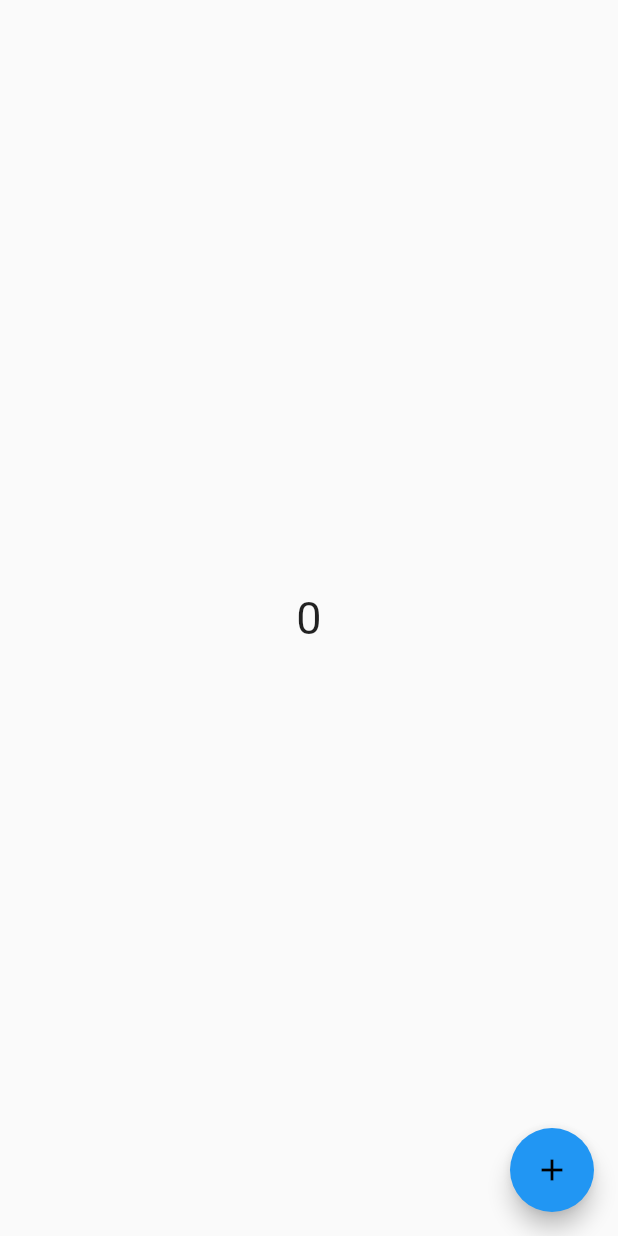
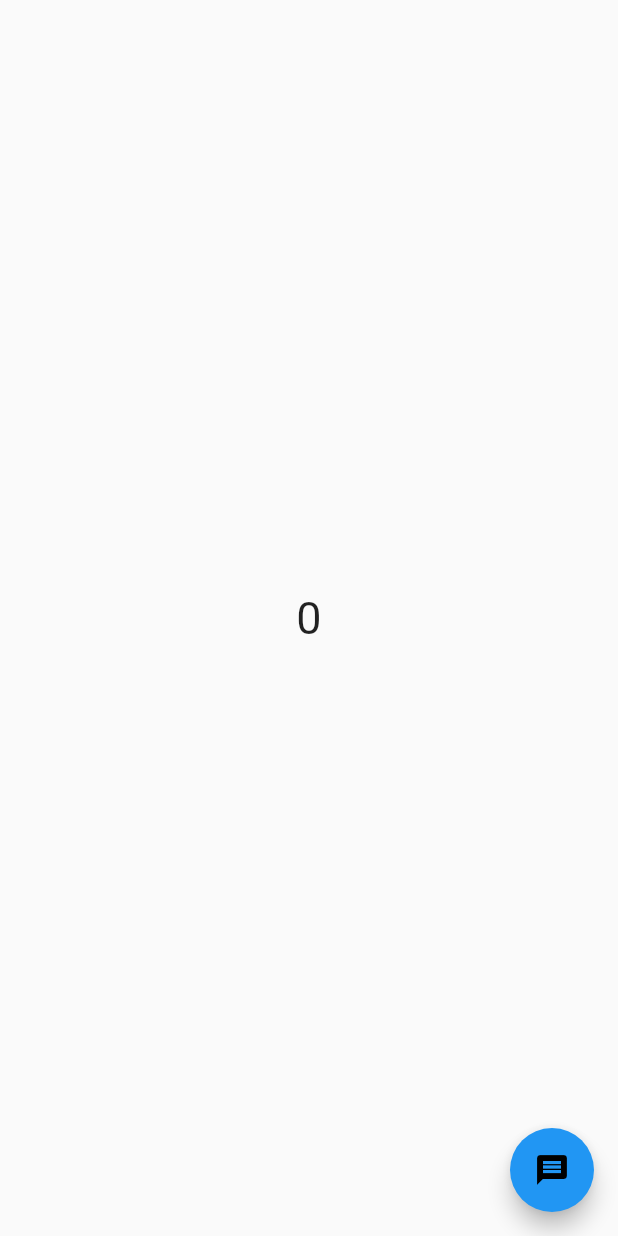
Before and after one commit to YanInTech/Chat-App, a Flutter app: the screen it shows after launch, on a phone screen of 412 x 824 dp. Run offline on Flutter 3.47's test engine with Material 2 defaults, Android fonts, the phone set to English and light mode, and no system bars.

Commit message:
Stateful hot reload

```diff
--- a/lib/counter_stateful_demo.dart
+++ b/lib/counter_stateful_demo.dart
@@ -39,7 +39,7 @@ class _CounterStatefulState extends State<CounterStateful> {
     return Scaffold(
         floatingActionButton: FloatingActionButton(
             backgroundColor: widget.buttonColor,
-            child: Icon(Icons.add),
+            child: Icon(Icons.message),
             onPressed: () {
               increment();
             }),
```
